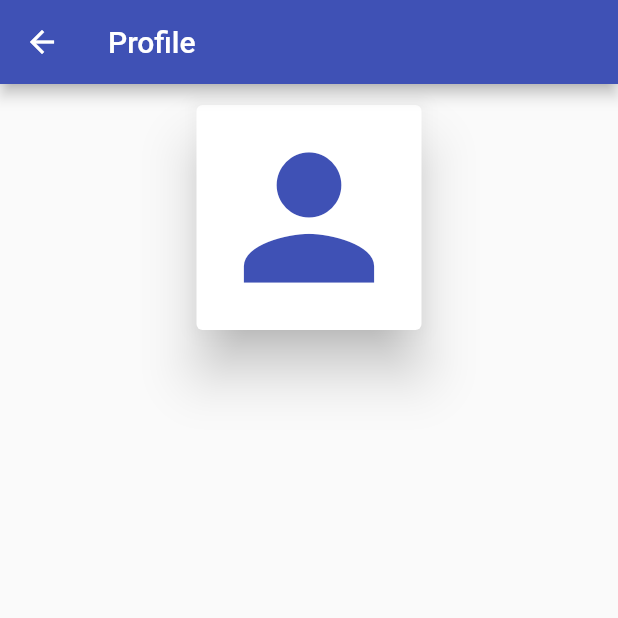
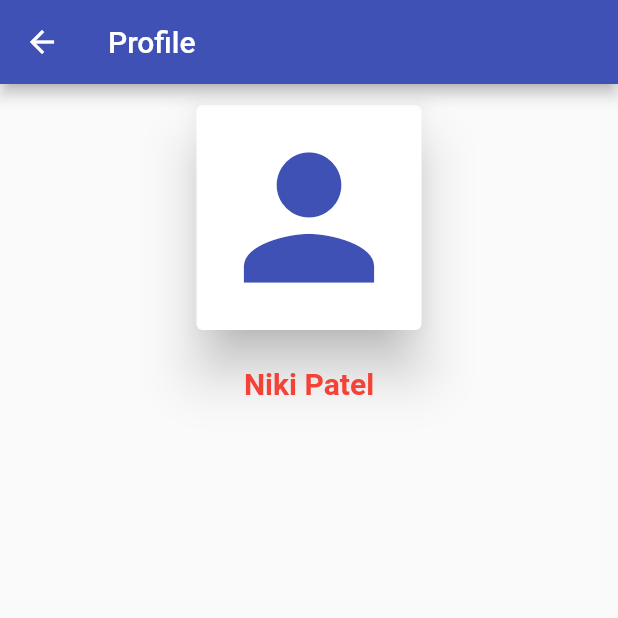
Before and after one commit to nikipatel385/flutter_school, a Flutter app: the ProfileParent screen opened directly, on a phone screen of 412 x 824 dp, the top half of it. Run offline on Flutter 3.47's test engine with Material 2 defaults, Android fonts, the phone set to English and light mode, and no system bars; our stand-ins replace firebase_auth, flutter_typeahead; missing offline and left inert: flutter_rave; accounts and stored records are empty; network calls fail.

Commit message:
Initial commit

```diff
--- a/lib/modules_parents/profile_parent.dart
+++ b/lib/modules_parents/profile_parent.dart
@@ -41,6 +41,18 @@ class _ProfileParentState extends State<ProfileParent> {
               ),
             )),
           ),
+          Padding(
+            padding: EdgeInsets.only(top: 20.0),
+            child: Center(
+              child: Text(
+                'Niki Patel',
+                style: TextStyle(
+                    fontSize: 20.0,
+                    fontWeight: FontWeight.bold,
+                    color: Colors.red),
+              ),
+            ),
+          )
         ],
       ),
     );
--- a/lib/teacherpage.dart
+++ b/lib/teacherpage.dart
@@ -177,8 +177,8 @@ class _TeacherPageState extends State<TeacherPage> {
           children: <Widget>[
             GestureDetector(
               child: new Card(
-                elevation: 3.0,
-                child: Column(
+                elevation: 5.0,
+                child: ListView(
                   children: <Widget>[
                     Icon(
                       Icons.person,
```
